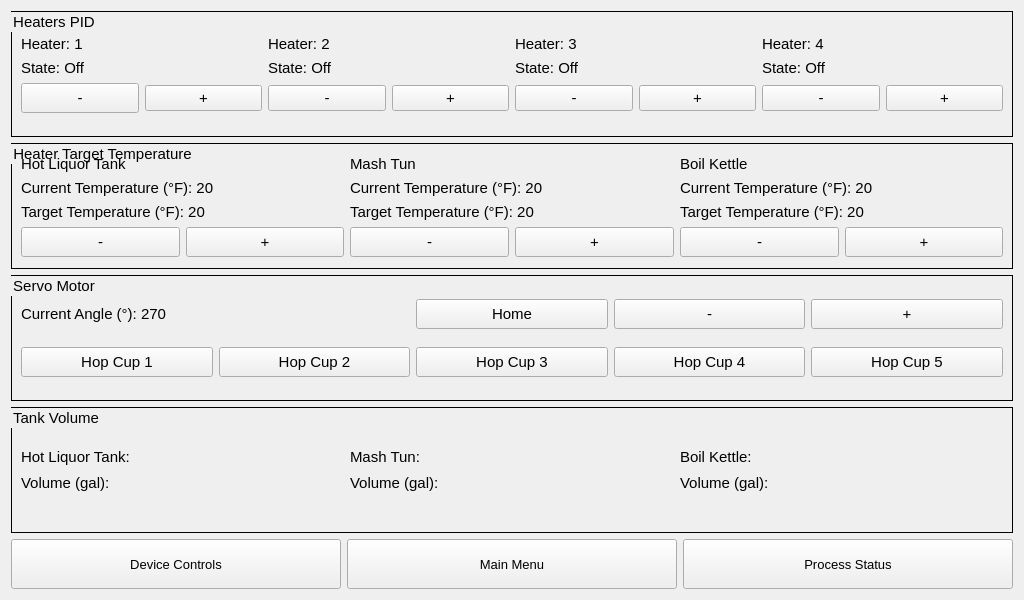
The window that autobrewer/GUI/UI Files/DeviceStatusSensors.ui (drmwve/Capstone-Project) describes before a commit, drawn with Qt 5.
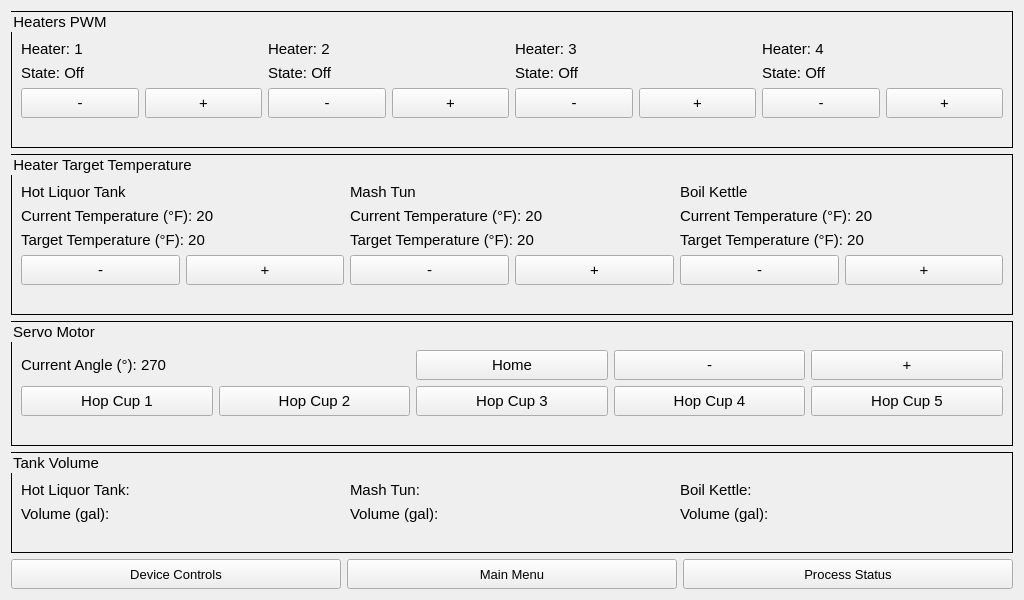
The same window after the commit.

```diff
--- a/autobrewer/GUI/UI Files/DeviceStatusSensors.ui
+++ b/autobrewer/GUI/UI Files/DeviceStatusSensors.ui
@@ -25,8 +25,8 @@
   <property name="windowTitle">
    <string>Form</string>
   </property>
-  <layout class="QVBoxLayout" name="verticalLayout">
-   <item>
+  <layout class="QGridLayout" name="gridLayout">
+   <item row="0" column="0">
     <widget class="QGroupBox" name="HeatersGroupBox">
      <property name="font">
       <font>
@@ -37,9 +37,22 @@
       <string>QGroupBox {border: 1px solid black}</string>
      </property>
      <property name="title">
-      <string>Heaters PID</string>
+      <string>Heaters PWM</string>
      </property>
      <layout class="QVBoxLayout" name="verticalLayout_2">
+      <item>
+       <spacer name="verticalSpacer_7">
+        <property name="orientation">
+         <enum>Qt::Vertical</enum>
+        </property>
+        <property name="sizeHint" stdset="0">
+         <size>
+          <width>20</width>
+          <height>40</height>
+         </size>
+        </property>
+       </spacer>
+      </item>
       <item>
        <layout class="QGridLayout" name="HeaterLayout">
         <property name="topMargin">
@@ -223,6 +236,18 @@
           </item>
           <item>
            <widget class="QPushButton" name="HeaterPIDIncrease1">
+            <property name="minimumSize">
+             <size>
+              <width>0</width>
+              <height>30</height>
+             </size>
+            </property>
+            <property name="maximumSize">
+             <size>
+              <width>16777215</width>
+              <height>30</height>
+             </size>
+            </property>
             <property name="font">
              <font>
               <pointsize>11</pointsize>
@@ -239,6 +264,18 @@
          <layout class="QHBoxLayout" name="horizontalLayout_5">
           <item>
            <widget class="QPushButton" name="HeaterPIDDecrease2">
+            <property name="minimumSize">
+             <size>
+              <width>0</width>
+              <height>30</height>
+             </size>
+            </property>
+            <property name="maximumSize">
+             <size>
+              <width>16777215</width>
+              <height>30</height>
+             </size>
+            </property>
             <property name="font">
              <font>
               <pointsize>11</pointsize>
@@ -251,6 +288,18 @@
           </item>
           <item>
            <widget class="QPushButton" name="HeaterPIDIncrease2">
+            <property name="minimumSize">
+             <size>
+              <width>0</width>
+              <height>30</height>
+             </size>
+            </property>
+            <property name="maximumSize">
+             <size>
+              <width>16777215</width>
+              <height>30</height>
+             </size>
+            </property>
             <property name="font">
              <font>
               <pointsize>11</pointsize>
@@ -267,6 +316,18 @@
          <layout class="QHBoxLayout" name="horizontalLayout_6">
           <item>
            <widget class="QPushButton" name="HeaterPIDDecrease3">
+            <property name="minimumSize">
+             <size>
+              <width>0</width>
+              <height>30</height>
+             </size>
+            </property>
+            <property name="maximumSize">
+             <size>
+              <width>16777215</width>
+              <height>30</height>
+             </size>
+            </property>
             <property name="font">
              <font>
               <pointsize>11</pointsize>
@@ -279,6 +340,18 @@
           </item>
           <item>
            <widget class="QPushButton" name="HeaterPIDIncrease3">
+            <property name="minimumSize">
+             <size>
+              <width>0</width>
+              <height>30</height>
+             </size>
+            </property>
+            <property name="maximumSize">
+             <size>
+              <width>16777215</width>
+              <height>30</height>
+             </size>
+            </property>
             <property name="font">
              <font>
               <pointsize>11</pointsize>
@@ -295,6 +368,18 @@
          <layout class="QHBoxLayout" name="horizontalLayout_7">
           <item>
            <widget class="QPushButton" name="HeaterPIDDecrease4">
+            <property name="minimumSize">
+             <size>
+              <width>0</width>
+              <height>30</height>
+             </size>
+            </property>
+            <property name="maximumSize">
+             <size>
+              <width>16777215</width>
+              <height>30</height>
+             </size>
+            </property>
             <property name="font">
              <font>
               <pointsize>11</pointsize>
@@ -307,6 +392,18 @@
           </item>
           <item>
            <widget class="QPushButton" name="HeaterPIDIncrease4">
+            <property name="minimumSize">
+             <size>
+              <width>0</width>
+              <height>30</height>
+             </size>
+            </property>
+            <property name="maximumSize">
+             <size>
+              <width>16777215</width>
+              <height>30</height>
+             </size>
+            </property>
             <property name="font">
              <font>
               <pointsize>11</pointsize>
@@ -321,10 +418,23 @@
         </item>
        </layout>
       </item>
+      <item>
+       <spacer name="verticalSpacer_8">
+        <property name="orientation">
+         <enum>Qt::Vertical</enum>
+        </property>
+        <property name="sizeHint" stdset="0">
+         <size>
+          <width>20</width>
+          <height>40</height>
+         </size>
+        </property>
+       </spacer>
+      </item>
      </layout>
     </widget>
    </item>
-   <item>
+   <item row="1" column="0">
     <widget class="QGroupBox" name="TemperatureGroupBox">
      <property name="font">
       <font>
@@ -337,7 +447,20 @@
      <property name="title">
       <string>Heater Target Temperature</string>
      </property>
-     <layout class="QHBoxLayout" name="horizontalLayout_2">
+     <layout class="QVBoxLayout" name="verticalLayout_6">
+      <item>
+       <spacer name="verticalSpacer_5">
+        <property name="orientation">
+         <enum>Qt::Vertical</enum>
+        </property>
+        <property name="sizeHint" stdset="0">
+         <size>
+          <width>20</width>
+          <height>40</height>
+         </size>
+        </property>
+       </spacer>
+      </item>
       <item>
        <layout class="QGridLayout" name="HeaterTargetLayout">
         <property name="topMargin">
@@ -636,10 +759,23 @@
         </item>
        </layout>
       </item>
+      <item>
+       <spacer name="verticalSpacer_6">
+        <property name="orientation">
+         <enum>Qt::Vertical</enum>
+        </property>
+        <property name="sizeHint" stdset="0">
+         <size>
+          <width>20</width>
+          <height>40</height>
+         </size>
+        </property>
+       </spacer>
+      </item>
      </layout>
     </widget>
    </item>
-   <item>
+   <item row="2" column="0">
     <widget class="QGroupBox" name="ServoMotorGroupBox">
      <property name="font">
       <font>
@@ -652,7 +788,20 @@
      <property name="title">
       <string>Servo Motor</string>
      </property>
-     <layout class="QHBoxLayout" name="horizontalLayout_3">
+     <layout class="QVBoxLayout" name="verticalLayout_4">
+      <item>
+       <spacer name="verticalSpacer_2">
+        <property name="orientation">
+         <enum>Qt::Vertical</enum>
+        </property>
+        <property name="sizeHint" stdset="0">
+         <size>
+          <width>20</width>
+          <height>40</height>
+         </size>
+        </property>
+       </spacer>
+      </item>
       <item>
        <layout class="QGridLayout" name="ServoLayout">
         <property name="topMargin">
@@ -891,10 +1040,23 @@
         </item>
        </layout>
       </item>
+      <item>
+       <spacer name="verticalSpacer_4">
+        <property name="orientation">
+         <enum>Qt::Vertical</enum>
+        </property>
+        <property name="sizeHint" stdset="0">
+         <size>
+          <width>20</width>
+          <height>40</height>
+         </size>
+        </property>
+       </spacer>
+      </item>
      </layout>
     </widget>
    </item>
-   <item>
+   <item row="3" column="0">
     <widget class="QGroupBox" name="TankVolumeGroupBox">
      <property name="font">
       <font>
@@ -908,6 +1070,19 @@
       <string>Tank Volume</string>
      </property>
      <layout class="QVBoxLayout" name="verticalLayout_5">
+      <item>
+       <spacer name="verticalSpacer">
+        <property name="orientation">
+         <enum>Qt::Vertical</enum>
+        </property>
+        <property name="sizeHint" stdset="0">
+         <size>
+          <width>20</width>
+          <height>40</height>
+         </size>
+        </property>
+       </spacer>
+      </item>
       <item>
        <layout class="QGridLayout" name="TankVolumeLayout">
         <property name="topMargin">
@@ -1026,17 +1201,36 @@
         </item>
        </layout>
       </item>
+      <item>
+       <spacer name="verticalSpacer_3">
+        <property name="orientation">
+         <enum>Qt::Vertical</enum>
+        </property>
+        <property name="sizeHint" stdset="0">
+         <size>
+          <width>20</width>
+          <height>40</height>
+         </size>
+        </property>
+       </spacer>
+      </item>
      </layout>
     </widget>
    </item>
-   <item>
+   <item row="4" column="0">
     <layout class="QHBoxLayout" name="horizontalLayout">
      <item>
       <widget class="QPushButton" name="GoToControlStatusButton">
+       <property name="minimumSize">
+        <size>
+         <width>0</width>
+         <height>30</height>
+        </size>
+       </property>
        <property name="maximumSize">
         <size>
          <width>16777215</width>
-         <height>50</height>
+         <height>30</height>
         </size>
        </property>
        <property name="font">
@@ -1051,10 +1245,16 @@
      </item>
      <item>
       <widget class="QPushButton" name="ReturnToMenuButton">
+       <property name="minimumSize">
+        <size>
+         <width>0</width>
+         <height>30</height>
+        </size>
+       </property>
        <property name="maximumSize">
         <size>
          <width>16777215</width>
-         <height>50</height>
+         <height>30</height>
         </size>
        </property>
        <property name="font">
@@ -1071,10 +1271,16 @@
      </item>
      <item>
       <widget class="QPushButton" name="ProcessStatusButton">
+       <property name="minimumSize">
+        <size>
+         <width>0</width>
+         <height>30</height>
+        </size>
+       </property>
        <property name="maximumSize">
         <size>
          <width>16777215</width>
-         <height>50</height>
+         <height>30</height>
         </size>
        </property>
        <property name="font">
```
Left out of the diff: 340 changed lines with no effect on the pictures.
